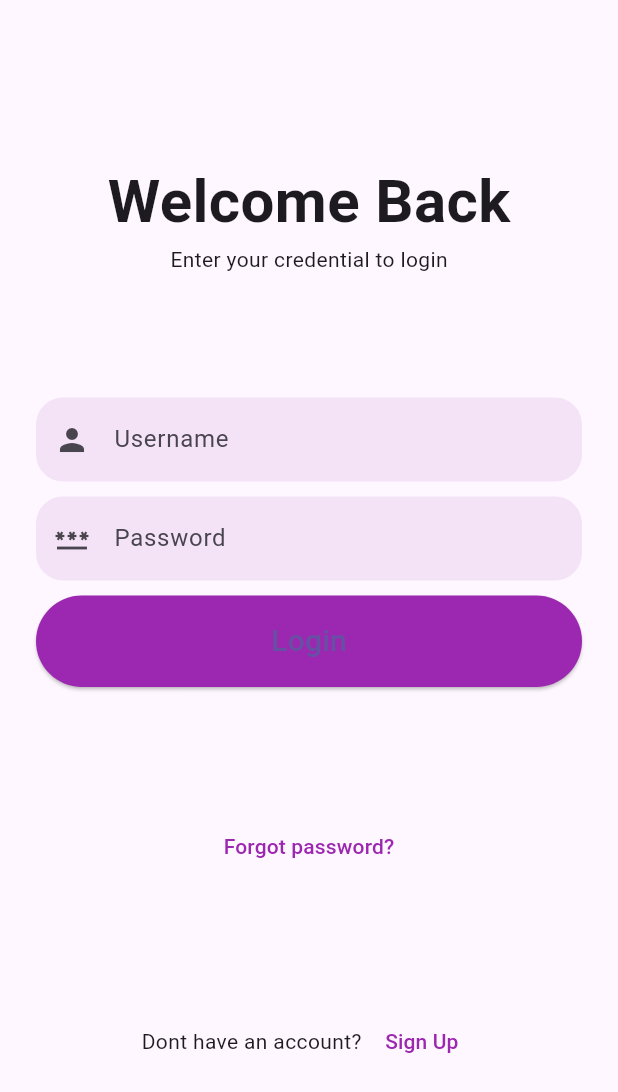
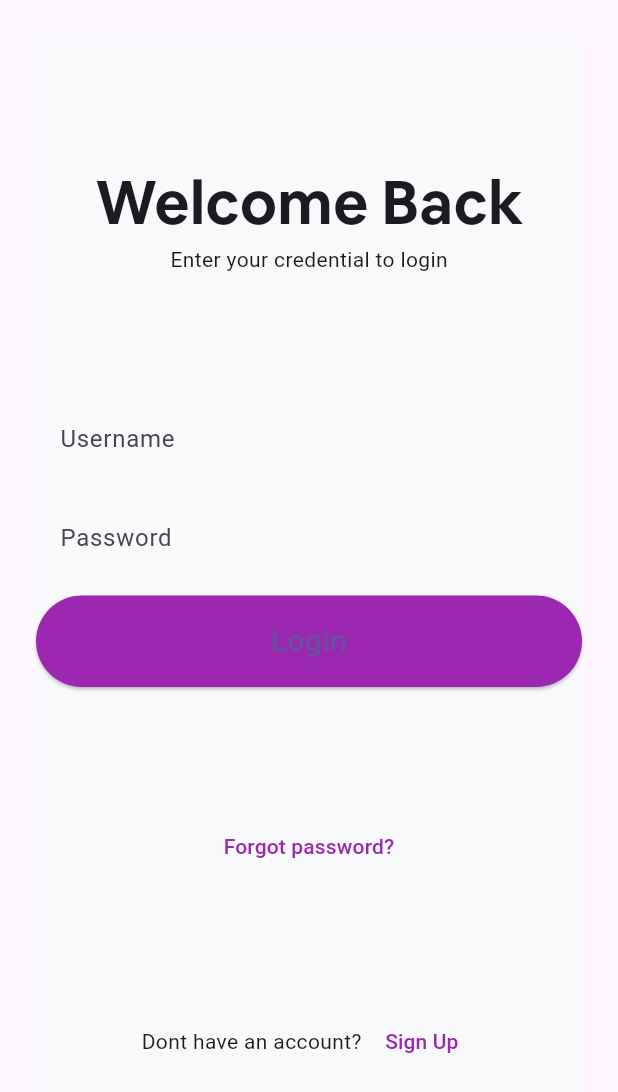
Before and after one commit to PratikChavda1256/shoes_ecomm_app, a Flutter app: the screen it shows after launch, on a phone screen of 412 x 824 dp. Shown: the top 1092 px of the screen. Run offline on Flutter 3.47's test engine with Material 3 defaults, Android fonts, the phone set to English and light mode, and no system bars; our stand-ins replace get; project files that could hold a hidden picture were left out.

Commit message:
uploading project Structure

```diff
--- /dev/null
+++ b/lib/color/Colors.dart
@@ -0,0 +1,7 @@
+import 'dart:ui';
+
+class ShoesColors {
+  static const Color loginBg = Color(0xffF8F9FA);
+  static const Color textBg = Color(0xffFFFFFF);
+
+}
--- a/lib/main.dart
+++ b/lib/main.dart
@@ -1,7 +1,9 @@
 import 'package:flutter/material.dart';
 import 'package:get/get.dart';
 import 'package:get/get_navigation/src/root/get_material_app.dart';
+import 'package:shoesapp/routes/Routes.dart';
 import 'package:shoesapp/screens/LoginPage.dart';
+import 'package:shoesapp/screens/SignupPage.dart';
 
 void main() {
   runApp(const MainApp());
@@ -13,11 +15,9 @@ class MainApp extends StatelessWidget {
   @override
   Widget build(BuildContext context) {
     return GetMaterialApp(
-      initialRoute: '/',
-      getPages: [
-        GetPage(name: '/', page: () => const LoginPage()),
-
-      ],
+      debugShowCheckedModeBanner: false,
+      initialRoute: '/Login',
+      getPages: getPages,
     );
   }
 }
--- /dev/null
+++ b/lib/routes/Routes.dart
@@ -0,0 +1,20 @@
+import 'package:get/get_navigation/src/routes/get_route.dart';
+import 'package:shoesapp/screens/LoginPage.dart';
+import 'package:shoesapp/screens/SignupPage.dart';
+
+class Routes {
+
+  static String screen1 = '/Login';
+  static String screen2 = '/Signup';
+
+}
+final getPages = [
+GetPage(
+name: Routes.screen1,
+page: () => const LoginPage(),
+),
+GetPage(
+name: Routes.screen2,
+page: () => const SignupPage(),
+),
+];
--- a/lib/screens/LoginPage.dart
+++ b/lib/screens/LoginPage.dart
@@ -1,4 +1,8 @@
 import 'package:flutter/material.dart';
+import 'package:get/get.dart';
+import 'package:get/get_core/src/get_main.dart';
+import 'package:shoesapp/color/Colors.dart';
+import 'package:shoesapp/text/StaticText.dart';
 
 class LoginPage extends StatelessWidget {
   const LoginPage({super.key});
@@ -7,8 +11,10 @@ class LoginPage extends StatelessWidget {
   Widget build(BuildContext context) {
     return MaterialApp(
       home: Scaffold(
+
         body: Container(
           margin: const EdgeInsets.all(24),
+          color: ShoesColors.loginBg,
           child: Column(
             mainAxisAlignment: MainAxisAlignment.spaceEvenly,
             children: [
@@ -26,8 +32,8 @@ class LoginPage extends StatelessWidget {
     return const Column(
       children: [
         Text(
-          "Welcome Back",
-          style: TextStyle(fontSize: 40, fontWeight: FontWeight.bold),
+          StaticText.headerTopName,
+          style: TextStyle(fontSize: 40, fontFamily: 'AirbnbCereal',fontWeight: FontWeight.bold),
         ),
         Text("Enter your credential to login"),
       ],
@@ -45,9 +51,10 @@ class LoginPage extends StatelessWidget {
                   borderRadius: BorderRadius.circular(18),
                   borderSide: BorderSide.none
               ),
-              fillColor: Colors.purple.withOpacity(0.1),
+              fillColor: ShoesColors.textBg.withOpacity(0.1),
               filled: true,
-              prefixIcon: const Icon(Icons.person)),
+              // prefixIcon: const Icon(Icons.person)
+          ),
         ),
         const SizedBox(height: 10),
         TextField(
@@ -56,15 +63,16 @@ class LoginPage extends StatelessWidget {
             border: OutlineInputBorder(
                 borderRadius: BorderRadius.circular(18),
                 borderSide: BorderSide.none),
-            fillColor: Colors.purple.withOpacity(0.1),
+            fillColor: Colors.white.withOpacity(0.1),
             filled: true,
-            prefixIcon: const Icon(Icons.password),
+            // prefixIcon: const Icon(Icons.password),
           ),
           obscureText: true,
         ),
         const SizedBox(height: 10),
         ElevatedButton(
           onPressed: () {
+
           },
           style: ElevatedButton.styleFrom(
             shape: const StadiumBorder(),
@@ -96,7 +104,7 @@ class LoginPage extends StatelessWidget {
         const Text("Dont have an account? "),
         TextButton(
             onPressed: () {
-
+              Get.toNamed('/signup');
             },
             child: const Text("Sign Up", style: TextStyle(color: Colors.purple),)
         )
--- a/lib/screens/SignupPage.dart
+++ b/lib/screens/SignupPage.dart
@@ -0,0 +1,10 @@
+import 'package:flutter/material.dart';
+
+class SignupPage extends StatelessWidget {
+  const SignupPage({super.key});
+
+  @override
+  Widget build(BuildContext context) {
+    return const Placeholder();
+  }
+}
--- /dev/null
+++ b/lib/text/StaticText.dart
@@ -0,0 +1,3 @@
+class StaticText {
+  static const String headerTopName = "Welcome Back";
+}
```
Also changed, not shown: pubspec.yaml (+11 -0 lines), assets/fonts/AirbnbCereal_W_Bd.otf (added), assets/fonts/AirbnbCereal_W_Bk.otf (added), assets/fonts/AirbnbCereal_W_Blk.otf (added), assets/fonts/AirbnbCereal_W_Lt.otf (added), assets/fonts/AirbnbCereal_W_Md.otf (added), assets/fonts/AirbnbCereal_W_XBd.otf (added).
